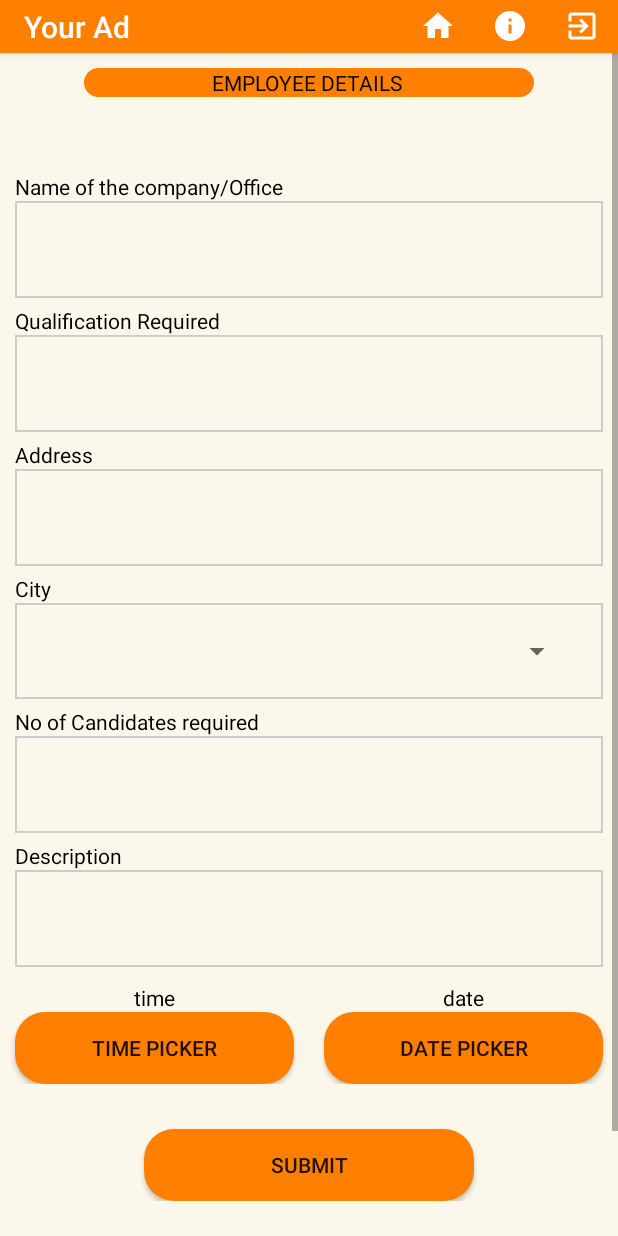
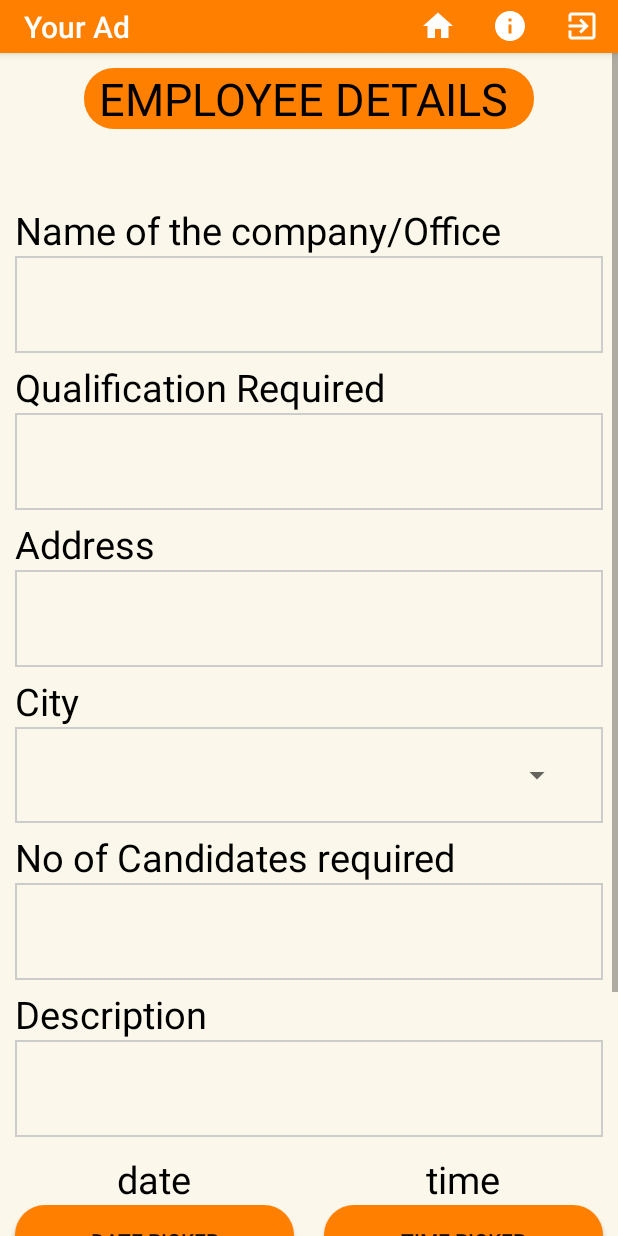
Before and after one commit to ACselvan/acselvan1, an Android app: the Employportal screen opened directly, with no data from a screen before it, on a phone screen of 412 x 824 dp. Run offline under Robolectric (Android 15) with nearby library versions, the phone set to English and light mode, and no system bars; our stand-ins replace Firebase (no records; nobody signed in at launch, a user with empty details on screens opened directly).

Commit message:
28/06/2020 morning

```diff
--- a/app/src/main/res/layout/activity_employportal.xml
+++ b/app/src/main/res/layout/activity_employportal.xml
@@ -31,6 +31,8 @@
                 android:layout_marginTop="10dp"
                 android:background="@drawable/button"
                 android:layout_marginBottom="50dp"
+                android:textSize="30sp"
+
                 android:layout_gravity="center"
                 />
         </LinearLayout>
@@ -48,7 +50,9 @@
         android:layout_height="wrap_content"
         android:text="Name of the company/Office"
         android:textColor="#000000"
+        android:textSize="25sp"
         android:layout_marginLeft="10dp"/>
+
         <EditText
             android:id="@+id/q1"
             android:layout_width="match_parent"
@@ -71,6 +75,7 @@
         android:layout_height="wrap_content"
         android:text="Qualification Required"
         android:textColor="#000000"
+        android:textSize="25sp"
         android:layout_marginLeft="10dp"/>
 
         <EditText
@@ -95,6 +100,7 @@
         android:layout_height="wrap_content"
         android:text="Address"
         android:textColor="#000000"
+        android:textSize="25sp"
         android:layout_marginLeft="10dp"/>
 
 
@@ -120,6 +126,7 @@
                 android:layout_width="wrap_content"
                 android:layout_height="wrap_content"
                 android:text="City"
+                android:textSize="25sp"
                 android:textColor="#000000"
                 android:layout_marginLeft="10dp"/>
             <LinearLayout
@@ -148,6 +155,7 @@
         android:layout_height="wrap_content"
         android:text="No of Candidates required"
         android:textColor="#000000"
+        android:textSize="25sp"
         android:layout_marginLeft="10dp"
         />
         <EditText
@@ -171,6 +179,7 @@
         android:layout_width="wrap_content"
         android:layout_height="wrap_content"
         android:text="Description"
+        android:textSize="25sp"
         android:textColor="#000000"
         android:layout_marginLeft="10dp"/>
         <EditText
@@ -211,7 +220,16 @@
         android:layout_weight="1"
 
         >
-
+        <TextView
+            android:id="@+id/date_text"
+            android:layout_width="wrap_content"
+            android:layout_height="wrap_content"
+            android:text="date"
+            android:layout_weight="1"
+            android:textSize="25sp"
+            android:gravity="center"
+            android:layout_gravity="end|bottom"
+            android:textColor="#000000" />
 
         <TextView
             android:id="@+id/time_text"
@@ -219,7 +237,7 @@
             android:layout_height="wrap_content"
             android:text="time"
             android:gravity="center"
-
+            android:textSize="25sp"
             android:layout_weight="1"
             android:layout_gravity="end|bottom"
 
@@ -227,15 +245,7 @@
 
             />
 
-        <TextView
-            android:id="@+id/date_text"
-            android:layout_width="wrap_content"
-            android:layout_height="wrap_content"
-            android:text="date"
-            android:layout_weight="1"
-            android:gravity="center"
-           android:layout_gravity="end|bottom"
-            android:textColor="#000000" />
+
     </LinearLayout>
 
     <LinearLayout
@@ -244,16 +254,7 @@
         android:orientation="horizontal"
         android:layout_weight="1">
 
-        <Button
-            android:id="@+id/Timepicker"
-            android:layout_width="wrap_content"
-            android:layout_height="wrap_content"
-            android:layout_gravity="center"
-            android:background="@drawable/button"
-            android:layout_weight="1"
-            android:layout_marginRight="10dp"
-            android:layout_marginLeft="10dp"
-            android:text="time picker" />
+
 
         <Button
             android:id="@+id/Datepicker"
@@ -265,6 +266,16 @@
             android:layout_marginLeft="10dp"
             android:background="@drawable/button"
             android:text="Date picker" />
+        <Button
+            android:id="@+id/Timepicker"
+            android:layout_width="wrap_content"
+            android:layout_height="wrap_content"
+            android:layout_gravity="center"
+            android:background="@drawable/button"
+            android:layout_weight="1"
+            android:layout_marginRight="10dp"
+            android:layout_marginLeft="10dp"
+            android:text="time picker" />
     </LinearLayout>
         <Button
             android:id="@+id/b1"
--- a/app/src/main/res/layout/activity_getting__business_details.xml
+++ b/app/src/main/res/layout/activity_getting__business_details.xml
@@ -102,7 +102,7 @@
 
             android:layout_width="wrap_content"
             android:layout_height="wrap_content"
-            android:text="Select city"
+            android:text="Select City"
             android:textColor="#000000"
             android:layout_marginLeft="10dp"
             android:textSize="25sp" />
@@ -133,7 +133,7 @@
             android:id="@+id/r3"
             android:layout_width="wrap_content"
             android:layout_height="wrap_content"
-            android:text="Proprietor name"
+            android:text="Proprietor Name"
             android:textColor="#000000"
             android:layout_marginLeft="10dp"
             android:textSize="25sp" />
@@ -162,7 +162,7 @@
             android:id="@+id/r5"
             android:layout_width="wrap_content"
             android:layout_height="wrap_content"
-            android:text="description"
+            android:text="Description"
             android:textColor="#000000"
             android:layout_marginLeft="10dp"
             android:textSize="25sp" />
--- a/app/src/main/res/layout/activity_viewhoroscope.xml
+++ b/app/src/main/res/layout/activity_viewhoroscope.xml
@@ -21,9 +21,11 @@
 
     <Button
         android:id="@+id/compare_horoscope"
-        android:layout_width="wrap_content"
+        android:layout_width="match_parent"
         android:layout_height="wrap_content"
         android:text="Match Horoscope"
+        android:layout_marginLeft="15dp"
+        android:layout_marginRight="15dp"
         android:layout_gravity="center_horizontal"
         android:background="@drawable/button"/>
     <com.github.chrisbanes.photoview.PhotoView
```
Also changed, not shown: app/src/main/res/layout/activity_business__edit.xml (+4 -4 lines), app/src/main/res/layout/activity_matrimony__edit.xml (+25 -1 lines), app/src/main/res/layout/activity_nr.xml (+16 -2 lines).
